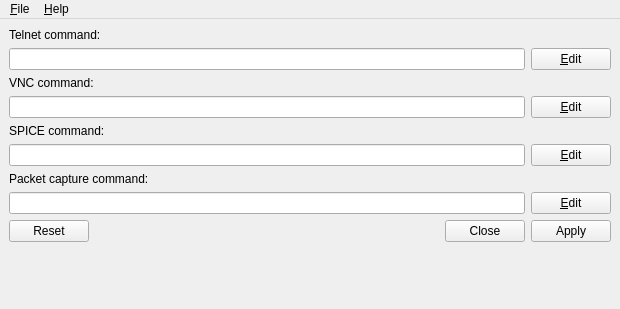
Qt form gns3_webclient_pack/ui/main_window.ui (GNS3/gns3-webclient-pack) before a commit.
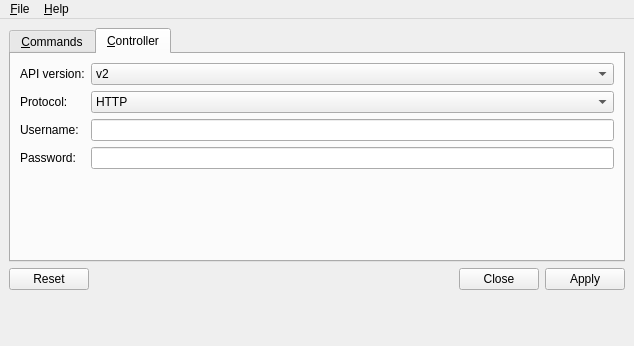
The same form after that commit. The open tabs and pages were chosen to show the change. Icons and pictures are not drawn.

Patch:
```diff
--- a/gns3_webclient_pack/ui/main_window.ui
+++ b/gns3_webclient_pack/ui/main_window.ui
@@ -9,14 +9,24 @@
    <rect>
     <x>0</x>
     <y>0</y>
-    <width>620</width>
-    <height>309</height>
+    <width>634</width>
+    <height>346</height>
    </rect>
   </property>
   <property name="windowTitle">
    <string>GNS3 WebClient Configuration</string>
   </property>
   <widget class="QWidget" name="uiCentralWidget">
+   <layout class="QVBoxLayout" name="verticalLayout_2">
+    <item>
+     <widget class="QTabWidget" name="tabWidget">
+      <property name="currentIndex">
+       <number>0</number>
+      </property>
+      <widget class="QWidget" name="tab">
+       <attribute name="title">
+        <string>&amp;Commands</string>
+       </attribute>
    <layout class="QVBoxLayout" name="verticalLayout">
     <item>
      <widget class="QLabel" name="uiTelnetCommandLabel">
@@ -197,6 +207,96 @@
       </item>
      </layout>
     </item>
+       </layout>
+      </widget>
+      <widget class="QWidget" name="tab_2">
+       <attribute name="title">
+        <string>&amp;Controller</string>
+       </attribute>
+       <layout class="QGridLayout" name="gridLayout">
+        <item row="0" column="0">
+         <widget class="QLabel" name="uiAPIVersionLabel">
+          <property name="text">
+           <string>API version:</string>
+          </property>
+         </widget>
+        </item>
+        <item row="4" column="0">
+         <widget class="QLabel" name="uiUserLabel">
+          <property name="text">
+           <string>Username:</string>
+          </property>
+         </widget>
+        </item>
+        <item row="4" column="1">
+         <widget class="QLineEdit" name="uiUserLineEdit"/>
+        </item>
+        <item row="5" column="0">
+         <widget class="QLabel" name="uiPasswordLabel">
+          <property name="text">
+           <string>Password:</string>
+          </property>
+         </widget>
+        </item>
+        <item row="1" column="0">
+         <widget class="QLabel" name="uiProtocolLabel">
+          <property name="text">
+           <string>Protocol:</string>
+          </property>
+         </widget>
+        </item>
+        <item row="1" column="1">
+         <widget class="QComboBox" name="uiProtocolComboBox">
+          <item>
+           <property name="text">
+            <string>HTTP</string>
+           </property>
+          </item>
+          <item>
+           <property name="text">
+            <string>HTTPS</string>
+           </property>
+          </item>
+         </widget>
+        </item>
+        <item row="0" column="1">
+         <widget class="QComboBox" name="uiAPIVersionComboBox">
+          <item>
+           <property name="text">
+            <string>v2</string>
+           </property>
+          </item>
+          <item>
+           <property name="text">
+            <string>v3</string>
+           </property>
+          </item>
+         </widget>
+        </item>
+        <item row="5" column="1">
+         <widget class="QLineEdit" name="uiPasswordLineEdit">
+          <property name="echoMode">
+           <enum>QLineEdit::Password</enum>
+          </property>
+         </widget>
+        </item>
+        <item row="6" column="1">
+         <spacer name="verticalSpacer_2">
+          <property name="orientation">
+           <enum>Qt::Vertical</enum>
+          </property>
+          <property name="sizeHint" stdset="0">
+           <size>
+            <width>20</width>
+            <height>40</height>
+           </size>
+          </property>
+         </spacer>
+        </item>
+       </layout>
+      </widget>
+     </widget>
+    </item>
     <item>
      <widget class="QDialogButtonBox" name="uiButtonBox">
       <property name="orientation">
@@ -215,7 +315,7 @@
       <property name="sizeHint" stdset="0">
        <size>
         <width>20</width>
-        <height>40</height>
+        <height>2</height>
        </size>
       </property>
      </spacer>
@@ -233,7 +333,7 @@
     <rect>
      <x>0</x>
      <y>0</y>
-     <width>620</width>
+     <width>634</width>
      <height>22</height>
     </rect>
    </property>
```
Left out of the diff: 6 changed lines with no effect on the pictures. Lines whose indentation alone changed are shown as unchanged.
